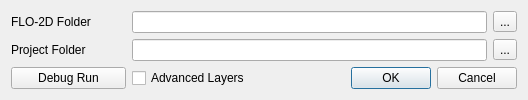
The window that flo2d/ui/flopro.ui (FLO-2DSoftware/qgis-flo-2d-plugin) describes before a commit, drawn with Qt 5.
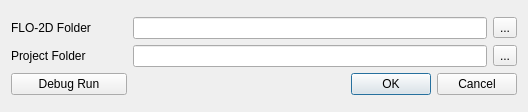
The same window after the commit.

Commit message: Remove advanced layers checkbox

The edit to the form file:
```diff
--- a/flo2d/ui/flopro.ui
+++ b/flo2d/ui/flopro.ui
@@ -7,7 +7,7 @@
     <x>0</x>
     <y>0</y>
     <width>528</width>
-    <height>95</height>
+    <height>112</height>
    </rect>
   </property>
   <property name="minimumSize">
@@ -37,16 +37,6 @@
      <property name="verticalSpacing">
       <number>6</number>
      </property>
-     <item row="2" column="1">
-      <widget class="QCheckBox" name="advanced_lyrs_chbox">
-       <property name="layoutDirection">
-        <enum>Qt::LeftToRight</enum>
-       </property>
-       <property name="text">
-        <string>Advanced Layers</string>
-       </property>
-      </widget>
-     </item>
      <item row="0" column="0">
       <widget class="QLabel" name="exec_folder_lbl">
        <property name="text">
```
